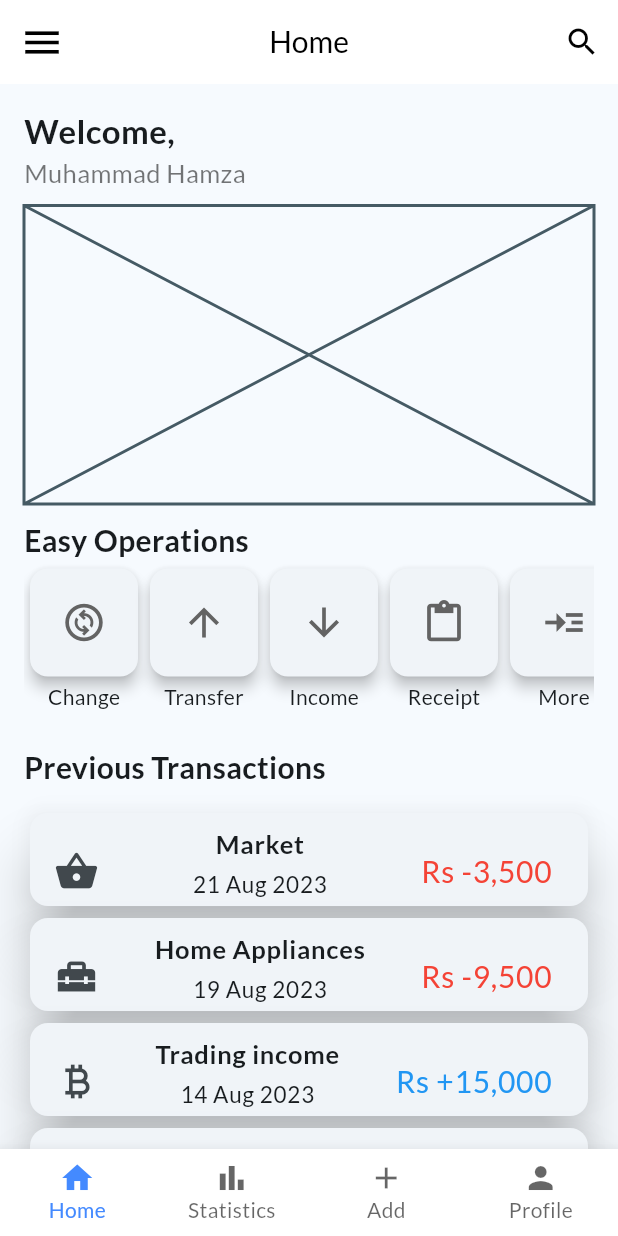
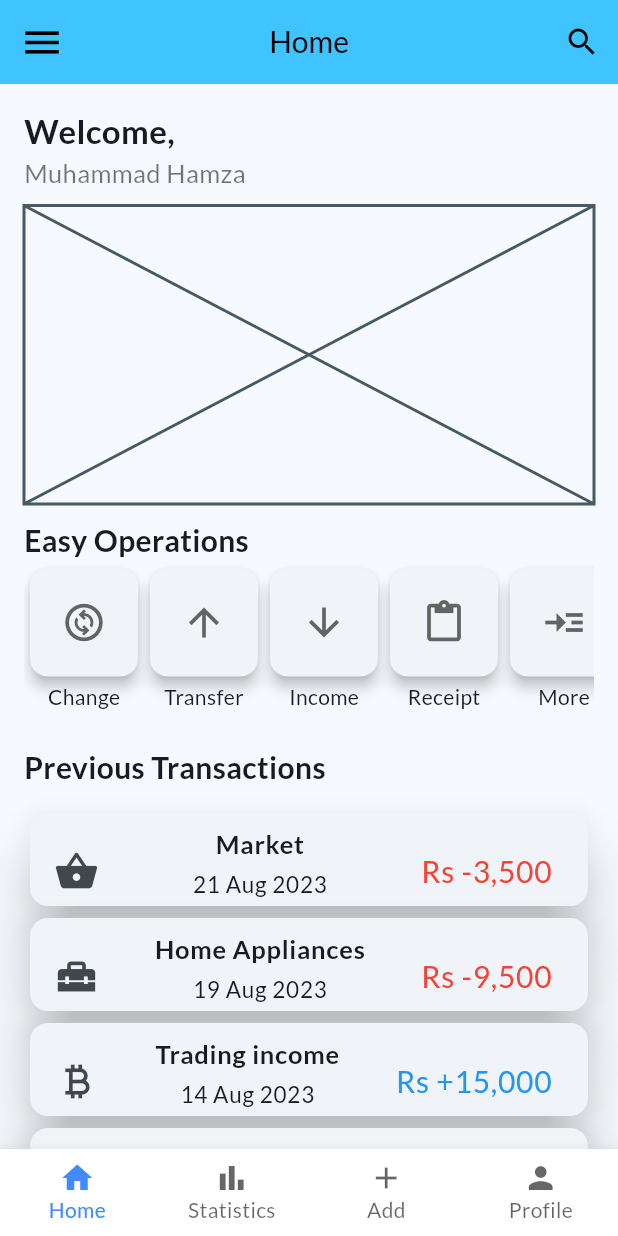
Before and after one commit to msulemanjaved82/khata5m123, a Flutter app: the screen it shows after launch, on a phone screen of 412 x 824 dp. Run offline on Flutter 3.47's test engine with Material 3 defaults, Android fonts, the light colour scheme and no system bars.

Commit message:
change in the color of app

```diff
--- a/khataapp/lib/add.dart
+++ b/khataapp/lib/add.dart
@@ -7,7 +7,7 @@ class AddItems extends StatelessWidget {
   Widget build(BuildContext context) {
     return Scaffold(
       appBar: AppBar(
-        backgroundColor: Colors.white,
+        backgroundColor: Colors.lightBlueAccent,
         elevation: 0,
         // Leading Icon
 
--- a/khataapp/lib/homepagei.dart
+++ b/khataapp/lib/homepagei.dart
@@ -14,7 +14,7 @@ class _MyWidgetState extends State<HomePageItems> {
   Widget build(BuildContext context) {
     return Scaffold(
       appBar: AppBar(
-        backgroundColor: Colors.white,
+        backgroundColor: Colors.lightBlueAccent,
         elevation: 0,
         // Leading Icon
         leading: IconButton(
--- a/khataapp/lib/statistics.dart
+++ b/khataapp/lib/statistics.dart
@@ -10,7 +10,7 @@ class StatisticsScreen extends StatelessWidget {
     return Scaffold(
       backgroundColor: Colors.white,
       appBar: AppBar(
-        backgroundColor: Colors.white,
+        backgroundColor: Colors.lightBlueAccent,
         elevation: 0,
         // Leading Icon
         leading: IconButton(
```
